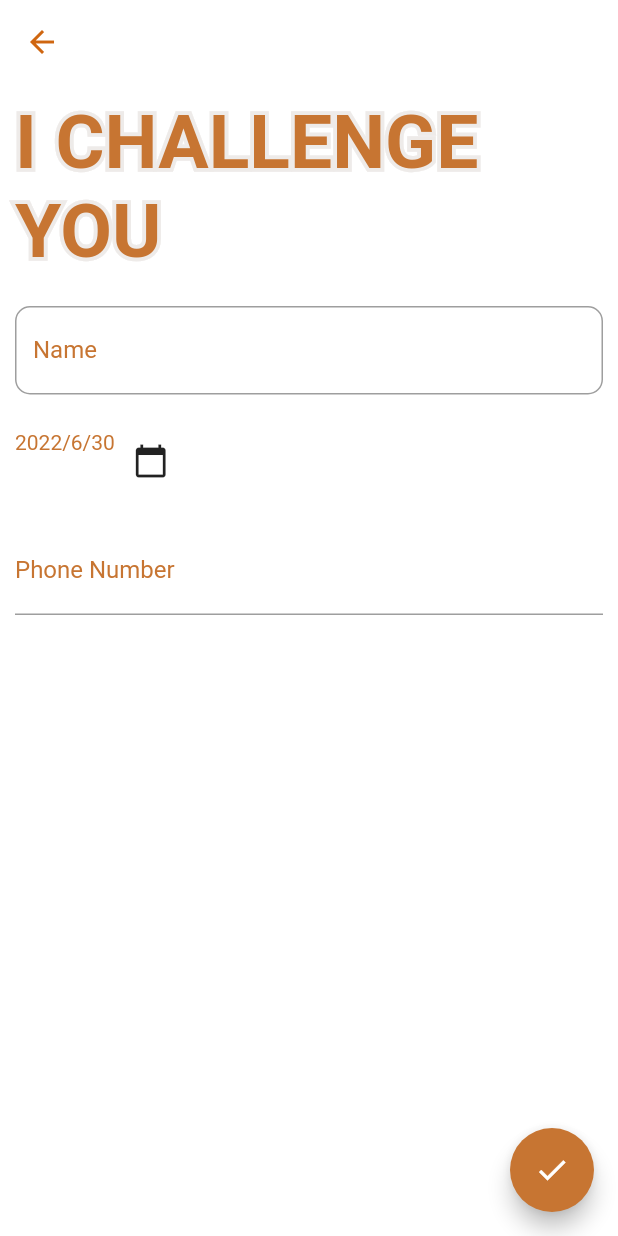
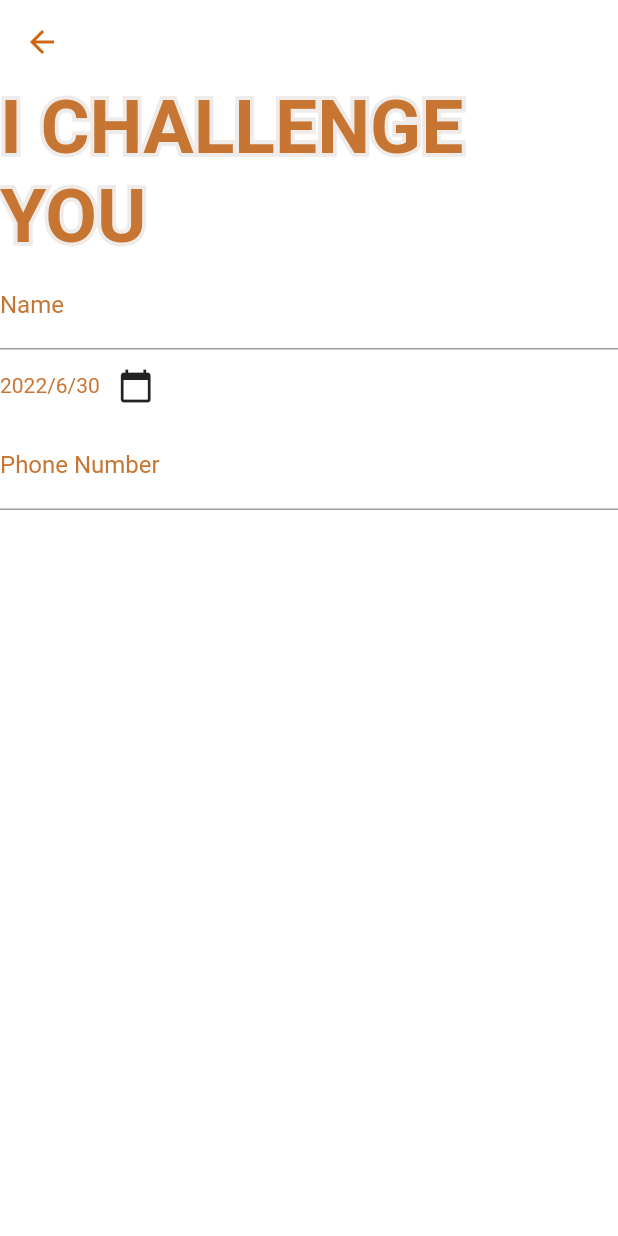
Before and after one commit to levinacharin/AMBW_PROJECT_ICHALLENGEYOU, a Flutter app: the RegisterMenu screen opened directly, on a phone screen of 412 x 824 dp. Run offline on Flutter 3.47's test engine with Material 2 defaults, Android fonts, the phone set to English and light mode, and no system bars; our stand-ins replace cloud_firestore, firebase_auth, firebase_core; missing offline and left inert: flutter_alarm_clock; accounts and stored records are empty; network calls fail.

Commit message:
Revert "this one"
This reverts commit 2738d8ebcf4afb2a5517be2b3922d4f9c34c55a7.

```diff
--- a/lib/login.dart
+++ b/lib/login.dart
@@ -68,7 +68,6 @@ class _LoginState extends State<Login> {
             Container(
               padding: EdgeInsets.all(10),
               child: TextField(
-                obscureText: true,
                 controller: PasswordController,
                 decoration: InputDecoration(
                   labelText: "Password",
--- a/lib/main.dart
+++ b/lib/main.dart
@@ -5,12 +5,6 @@ import 'package:flutter/material.dart';
 import 'package:ichallengeyouapp/LoginMenu.dart';
 import 'package:ichallengeyouapp/bmi.dart';
 import 'package:ichallengeyouapp/challenges.dart';
-<<<<<<< Updated upstream
-=======
-import 'package:firebase_auth/firebase_auth.dart';
-import 'package:ichallengeyouapp/login.dart';
-// import 'package:ichallengeyouapp/firebase_options.dart';
->>>>>>> Stashed changes
 import 'package:ichallengeyouapp/profile.dart';
 import 'firebase_options.dart';
 
--- a/lib/register.dart
+++ b/lib/register.dart
@@ -67,7 +67,6 @@ class _RegisterState extends State<Register> {
             Container(
               padding: EdgeInsets.all(10),
               child: TextField(
-                obscureText: true,
                 controller: PasswordController,
                 decoration: InputDecoration(
                   labelText: "Password",
--- a/lib/register_profile.dart
+++ b/lib/register_profile.dart
@@ -1,7 +1,4 @@
-import 'package:cloud_firestore/cloud_firestore.dart';
-import 'package:firebase_auth/firebase_auth.dart';
 import 'package:flutter/material.dart';
-import 'package:ichallengeyouapp/service/service.dart';
 
 class RegisterMenu extends StatefulWidget {
   const RegisterMenu({Key? key}) : super(key: key);
@@ -13,6 +10,7 @@ class RegisterMenu extends StatefulWidget {
 class _RegisterMenuState extends State<RegisterMenu> {
   DateTime _dateTime = DateTime.now();
   TextEditingController nameController = TextEditingController();
+  TextEditingController birthdateController = TextEditingController();
   TextEditingController PhoneNumberController = TextEditingController();
   @override
   Widget build(BuildContext context) {
@@ -29,9 +27,7 @@ class _RegisterMenuState extends State<RegisterMenu> {
         body: Center(
           child: Column(
             children: [
-              Container(
-                padding: EdgeInsets.all(10),
-                child: Stack(
+              Stack(
                 children: [
                   Text(
                     "I CHALLENGE YOU",
@@ -53,33 +49,21 @@ class _RegisterMenuState extends State<RegisterMenu> {
                   ),
                 ],
               ),
-              ),
-              Container(
-                padding: EdgeInsets.all(10),
-                child: TextField(
+              TextField(
                 controller: nameController,
                 decoration: InputDecoration(
-                    border: OutlineInputBorder(
-                      borderRadius: BorderRadius.circular(10),
-                    ),
                   labelText: "Name",
                   labelStyle: TextStyle(
                     color: Color.fromARGB(255, 199, 117, 50),
                   ),
                 ),
               ),
-              ),
-              Container(
-                padding: EdgeInsets.all(10),
-                child: Row(
+              Row(
                 children: [
-                    SizedBox(
-                      height: 40,
-                      child: Text(
+                  Text(
                     '${_dateTime.year}/${_dateTime.month}/${_dateTime.day}',
                     style: TextStyle(
                       color: Color.fromARGB(255, 199, 117, 50),
-                        ),
                     ),
                   ),
                   IconButton(
@@ -98,10 +82,7 @@ class _RegisterMenuState extends State<RegisterMenu> {
                       icon: Icon(Icons.calendar_today)),
                 ],
               ),
-              ),
-              Container(
-                padding: EdgeInsets.all(10),
-                child: TextField(
+              TextField(
                 controller: PhoneNumberController,
                 decoration: InputDecoration(
                   labelText: "Phone Number",
@@ -110,16 +91,8 @@ class _RegisterMenuState extends State<RegisterMenu> {
                   ),
                 ),
               ),
-              ),
             ],
           ),
-        ),
-        floatingActionButton: FloatingActionButton(
-          onPressed: () {
-            getChallenges();
-          },
-          child: Icon(Icons.check),
-          backgroundColor: Color.fromARGB(255, 199, 117, 50),
         ));
   }
 }
```
Also changed, not shown: lib/profile.dart (+1 -13 lines), lib/service/service.dart (deleted, +0 -57 lines). Lines whose indentation alone changed are shown as unchanged.
